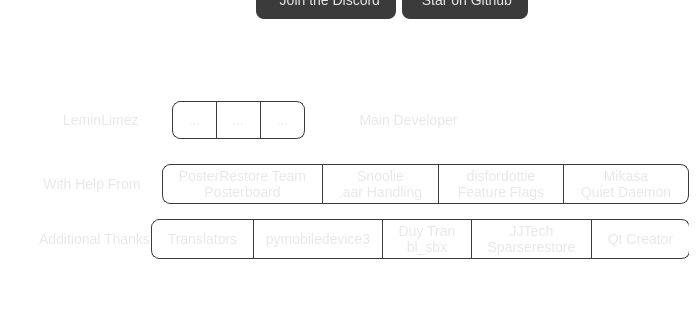
This is src/qt/mainwindow.ui in AnderD0G/Nugget as Qt 5 draws it before an edit; both pictures show x 302 to 1000 and y 280 to 600 of the 1000 by 600 pixel window. The edited form follows.
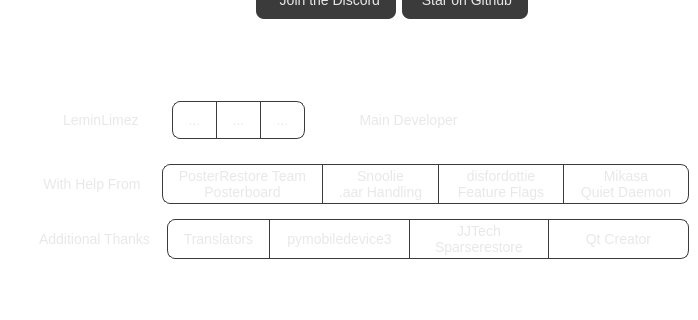
This is the edited form. Icons and pictures are not drawn.

Commit message: 删除没用的按钮

Diff of the .ui file:
```diff
--- a/src/qt/mainwindow.ui
+++ b/src/qt/mainwindow.ui
@@ -1686,30 +1686,6 @@
                       </property>
                      </widget>
                     </item>
-                    <item>
-                     <widget class="QToolButton" name="duyBtn">
-                      <property name="cursor">
-                       <cursorShape>PointingHandCursor</cursorShape>
-                      </property>
-                      <property name="styleSheet">
-                       <string notr="true">QToolButton {
-	border-radius: 0px;
-	background: none;
-	border: 1px solid #3b3b3b;
-	border-left: none;
-}
-
-QToolButton:pressed {
-    background-color: #535353;
-    color: #FFFFFF;
-}</string>
-                      </property>
-                      <property name="text">
-                       <string>Duy Tran
-bl_sbx</string>
-                      </property>
-                     </widget>
-                    </item>
                     <item>
                      <widget class="QToolButton" name="jjtechBtn">
                       <property name="sizePolicy">
```
The commit also changes 3 other files.
